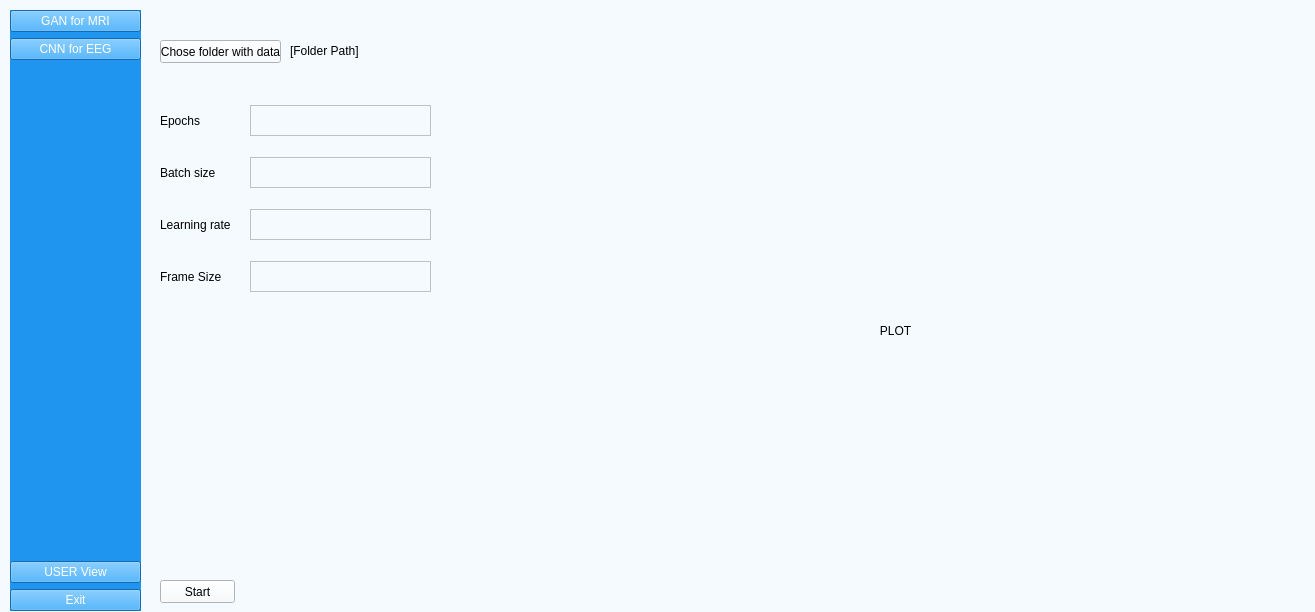
The window that UI/aUI_projekt_MRI.ui (matimusial/ADHDPredictorApp) describes before a commit, drawn with Qt 5.
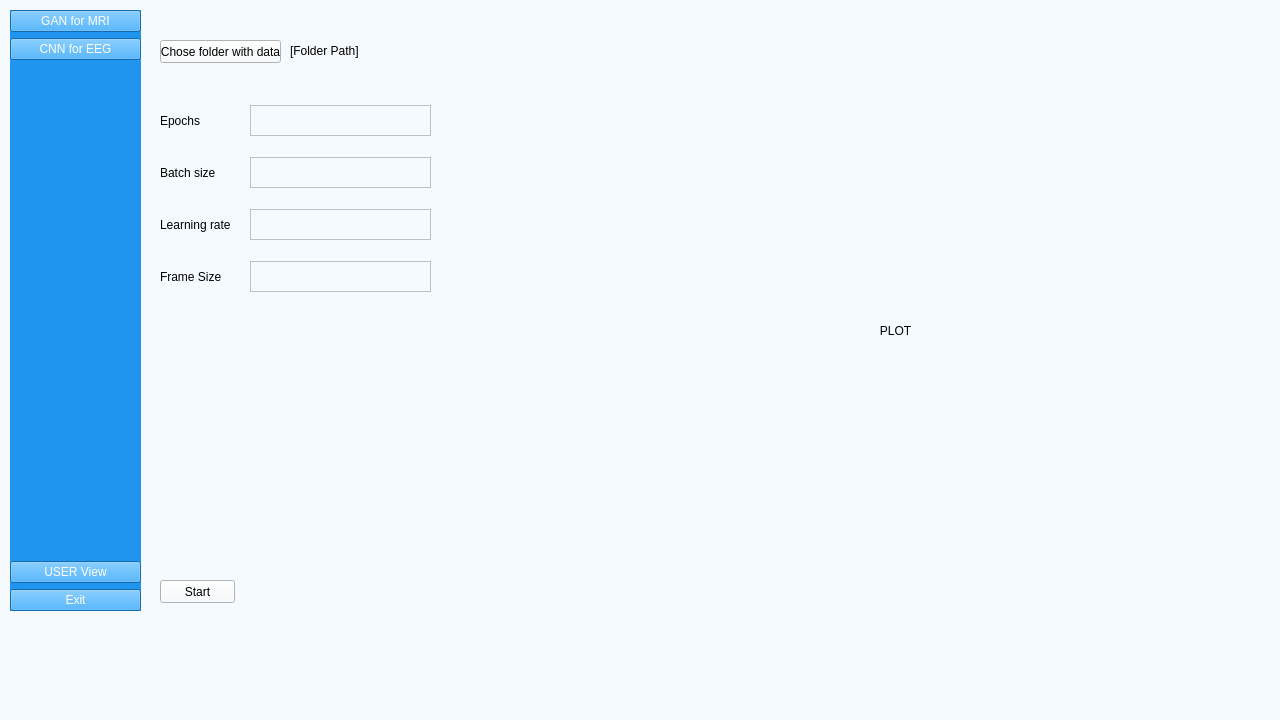
The same window after the commit.

Commit message: 1280x720 size for every ui window

What changed in the file:
```diff
--- a/UI/aUI_projekt_MRI.ui
+++ b/UI/aUI_projekt_MRI.ui
@@ -6,8 +6,8 @@
    <rect>
     <x>0</x>
     <y>0</y>
-    <width>1315</width>
-    <height>612</height>
+    <width>1280</width>
+    <height>720</height>
    </rect>
   </property>
   <property name="windowTitle">
```
The commit also changes 5 other files.
